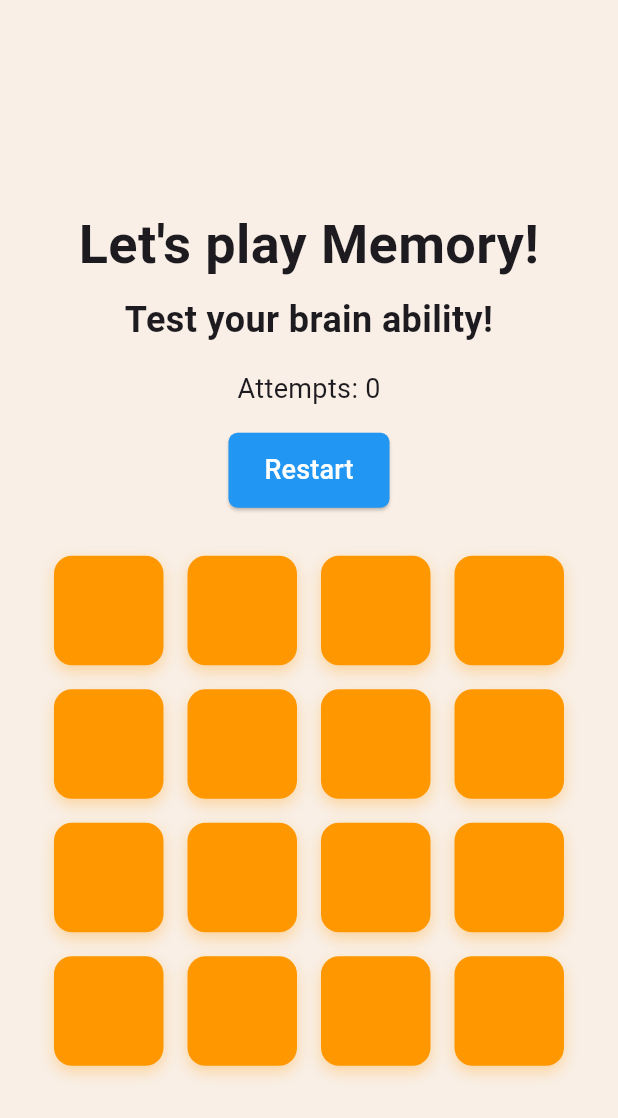
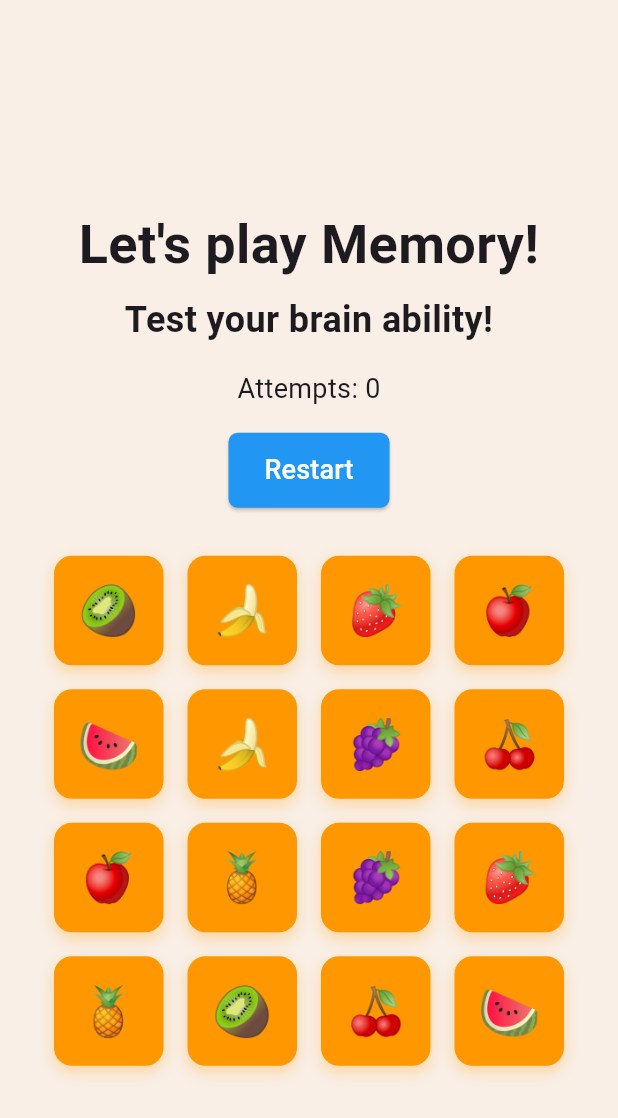
Before and after one commit to emanueletocci/memory-game, a Flutter app: the screen it shows after launch, after a tap on "Restart", on a phone screen of 412 x 824 dp. Shown: the top 1118 px of the screen. Run offline on Flutter 3.47's test engine with Material 3 defaults, Android fonts, the phone set to English and light mode, and no system bars.

Commit message:
Update main.dart

```diff
--- a/lib/main.dart
+++ b/lib/main.dart
@@ -5,6 +5,25 @@ void main() {
 }
 
 const int GRID_SIZE = 16;
+const ALL_EMOJIES = [
+  "🍎",
+  "🍌",
+  "🍒",
+  "🍇",
+  "🍉",
+  "🍓",
+  "🍍",
+  "🥝",
+  "🍑",
+  "🍈",
+  "🍋",
+  "🍊",
+  "🍏",
+  "🍐",
+  "🍅",
+  "🥥"
+];
+const NUM_PAIRS = GRID_SIZE / 2;
 
 class MainApp extends StatelessWidget {
   const MainApp({super.key});
@@ -68,6 +87,19 @@ class AttemptsAndGrid extends StatefulWidget {
 
 class _AttemptsAndGridState extends State<AttemptsAndGrid> {
   int attempts = 0;
+  late List<String> _shuffledEmojis;
+
+  @override
+  void initState() {
+    super.initState();
+    _generateShuffledEmojis();
+  }
+
+  void _generateShuffledEmojis() {
+    final emojis = List<String>.from(ALL_EMOJIES.take(NUM_PAIRS.toInt()));
+    _shuffledEmojis = [...emojis, ...emojis]; // crea le coppie
+    _shuffledEmojis.shuffle(); // mischia
+  }
 
   void _incrementAttempts() {
     setState(() {
@@ -78,6 +110,7 @@ class _AttemptsAndGridState extends State<AttemptsAndGrid> {
   void _restart() {
     setState(() {
       attempts = 0;
+      _generateShuffledEmojis(); // rigenera la griglia
     });
   }
 
@@ -107,7 +140,10 @@ class _AttemptsAndGridState extends State<AttemptsAndGrid> {
           ),
         ),
         const SizedBox(height: 32),
-        MemoryGrid(onCardTap: _incrementAttempts),
+        MemoryGrid(
+          onCardTap: _incrementAttempts,
+          emojis: _shuffledEmojis,
+          ),
       ],
     );
   }
@@ -116,7 +152,13 @@ class _AttemptsAndGridState extends State<AttemptsAndGrid> {
 // Widget della griglia delle card, stateless, riceve callback
 class MemoryGrid extends StatelessWidget {
   final VoidCallback onCardTap;
-  const MemoryGrid({super.key, required this.onCardTap});
+  final List<String> emojis;
+
+  const MemoryGrid({
+    super.key,
+    required this.onCardTap,
+    required this.emojis,
+  });
 
   @override
   Widget build(BuildContext context) {
@@ -129,17 +171,27 @@ class MemoryGrid extends StatelessWidget {
         shrinkWrap: true,
         physics: const NeverScrollableScrollPhysics(),
         children: List.generate(GRID_SIZE, (i) {
-          return MemoryCard(onTap: onCardTap);
+          return MemoryCard(
+            onTap: onCardTap,
+            emoji: emojis[i],
+          );
         }),
       ),
     );
   }
 }
 
+
 // Widget della singola card
 class MemoryCard extends StatelessWidget {
   final VoidCallback onTap;
-  const MemoryCard({super.key, required this.onTap});
+  final String emoji;
+
+  const MemoryCard({
+    super.key,
+    required this.onTap,
+    required this.emoji,
+  });
 
   @override
   Widget build(BuildContext context) {
@@ -157,6 +209,11 @@ class MemoryCard extends StatelessWidget {
             ),
           ],
         ),
+        alignment: Alignment.center,
+        child: Text(
+          emoji,
+          style: const TextStyle(fontSize: 32),
+        ),
       ),
     );
   }
```
